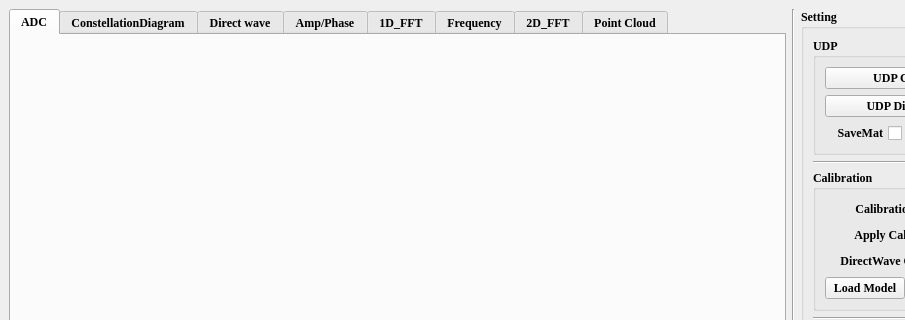
Qt form Radar_UDP.ui (CruzeOliver/FMCW-Radar-GUI) before a commit; both pictures show x 0 to 905 and y 0 to 320 of the 1024 by 829 pixel window.
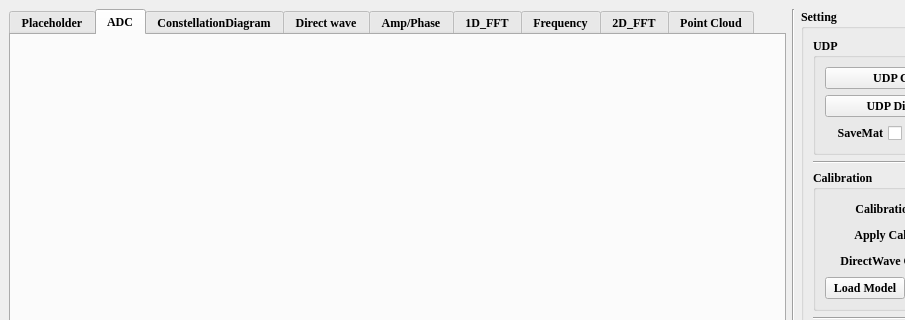
The same form after that commit. The open tabs and pages were chosen to show the change.

Commit message: Add a placeholder tab to serve as dock center

What changed in the file:
```diff
--- a/Radar_UDP.ui
+++ b/Radar_UDP.ui
@@ -103,6 +103,11 @@
       <property name="currentIndex">
        <number>0</number>
       </property>
+      <widget class="QWidget" name="tab_Placeholder">
+       <attribute name="title">
+        <string>Placeholder</string>
+       </attribute>
+      </widget>
       <widget class="QWidget" name="tab_ADC">
        <attribute name="title">
         <string>ADC</string>
```
The commit also changes 1 other file.
